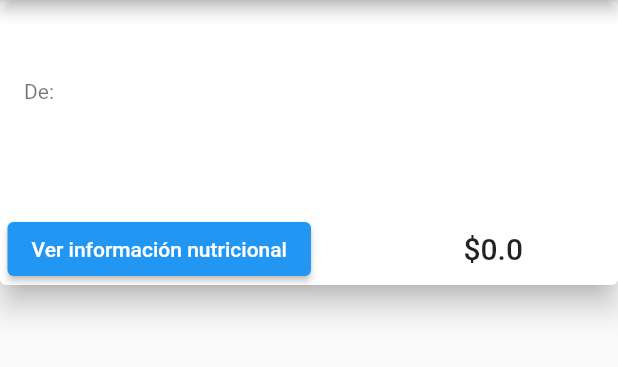
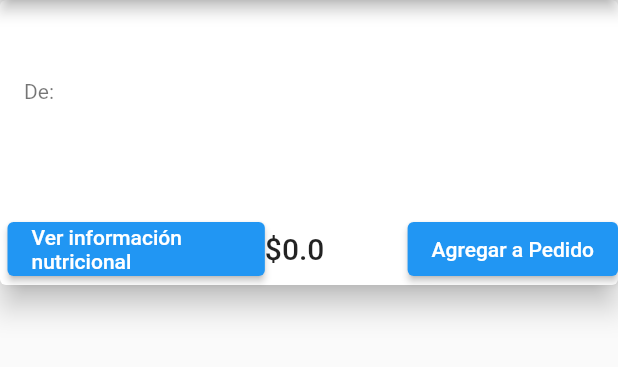
Before and after one commit to ayc-g6/pedidosNow-front, a Flutter app: the ProductViewPage screen opened directly with empty values, on a phone screen of 412 x 824 dp, the part 84-451 px from its top. Run offline on Flutter 3.47's test engine with Material 2 defaults, Android fonts, the phone set to English and light mode, and no system bars; our stand-ins replace flutter_secure_storage, infinite_scroll_pagination, syncfusion_flutter_charts; missing offline and left inert: dart:ffi; accounts and stored records are empty; network calls fail.

Commit message:
Agrego pantallas de orden

```diff
--- a/lib/main.dart
+++ b/lib/main.dart
@@ -37,7 +37,7 @@ class EnviosYaApp extends StatelessWidget {
                     return BussinessHomePage(auth: auth);
                 }
               case AuthState.loggedOut:
-                return const LogInPage();
+                return ProductListPage(auth: auth);
             }
           },
         ),
--- a/lib/src/models/product.dart
+++ b/lib/src/models/product.dart
@@ -1,17 +1,22 @@
+import 'dart:ffi';
+
 class Product {
-  Product({required this.name, required this.price, required this.owner});
+  Product({required this.name, required this.price, required this.owner, required this.id});
 
+  String id;
   String name;
   double price;
   String owner;
 
   Map<String, dynamic> toJson() => {
+        'id': id,
         'name': name,
         'price': price.toDouble(),
         'owner': owner,
       };
 
   factory Product.fromJson(Map<String, dynamic> json) => Product(
+        id: json['id'],
         name: json['name'],
         price: json['price'],
         owner: json['owner'],
--- a/lib/src/pages/product_view.dart
+++ b/lib/src/pages/product_view.dart
@@ -1,4 +1,5 @@
 import 'package:envios_ya/src/models/product.dart';
+import 'package:envios_ya/src/pages/order_summary.dart';
 import 'package:flutter/material.dart';
 
 class ProductViewPage extends StatefulWidget {
@@ -15,7 +16,7 @@ class _ProductViewPageState extends State<ProductViewPage> {
   Widget build(BuildContext context) {
     return Scaffold(
       appBar: AppBar(
-        title: Text("Envios Ya"),
+        title: const Text("Envios Ya"),
         automaticallyImplyLeading: true,
       ),
       body: Container(
@@ -37,9 +38,9 @@ class _ProductViewPageState extends State<ProductViewPage> {
                       flex: 3,
                       child: Container(
                         alignment: Alignment.bottomLeft,
-                        margin: EdgeInsets.only(left: 5),
+                        margin: const EdgeInsets.only(left: 5),
                         child: ElevatedButton(
-                          child: Text("Ver información nutricional"),
+                          child: const Text("Ver información nutricional"),
                           //TODO: go to te info nutri page
                           onPressed: () => {},
                         ),
@@ -49,12 +50,31 @@ class _ProductViewPageState extends State<ProductViewPage> {
                       child: Text("\$${widget.product.price}",
                           style: Theme.of(context).textTheme.titleLarge),
                     ),
+                    Expanded(
+                      flex: 3,
+                      child: Container(
+                        alignment: Alignment.bottomRight,
+                        margin: const EdgeInsets.only(left: 5),
+                        child: ElevatedButton(
+                          child: const Text("Agregar a Pedido"),
+                          onPressed: () {
+                            Navigator.push(
+                              context,
+                              MaterialPageRoute(
+                                builder: (context) =>
+                                    OrderSummaryPage(product: widget.product),
+                              ),
+                            );
+                          },
+                        ),
+                      ),
+                    ),
                   ],
                 ),
               ],
             ),
             elevation: 8,
-            margin: EdgeInsets.only(bottom: 10)),
+            margin: const EdgeInsets.only(bottom: 10)),
       ),
     );
   }
```
Also changed, not shown: lib/src/models/order.dart (added, +15 -0 lines), lib/src/pages/order_summary.dart (added, +83 -0 lines), lib/src/services/server.dart (+27 -2 lines).
